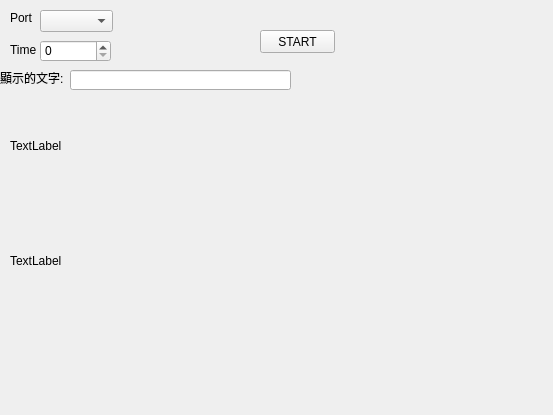
This is leddisp/mainwindow.ui in bboy910225/qtLedProject as Qt 5 draws it before an edit. The edited form follows.
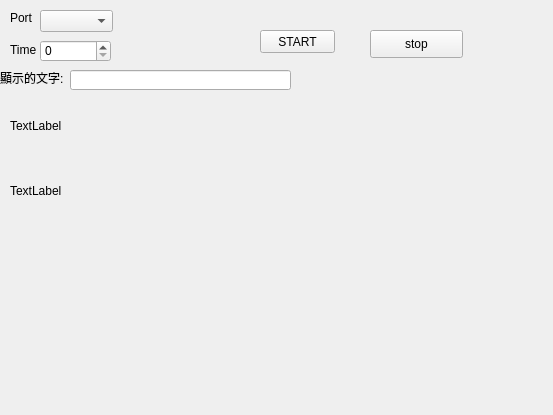
This is the edited form.

Patch:
```diff
--- a/leddisp/mainwindow.ui
+++ b/leddisp/mainwindow.ui
@@ -61,9 +61,9 @@
     <property name="geometry">
      <rect>
       <x>10</x>
-      <y>190</y>
-      <width>451</width>
-      <height>141</height>
+      <y>160</y>
+      <width>121</width>
+      <height>61</height>
      </rect>
     </property>
     <property name="text">
@@ -74,7 +74,7 @@
     <property name="geometry">
      <rect>
       <x>10</x>
-      <y>120</y>
+      <y>100</y>
       <width>221</width>
       <height>51</height>
      </rect>
@@ -122,6 +122,19 @@
      <string>Time</string>
     </property>
    </widget>
+   <widget class="QPushButton" name="m_stopbutton">
+    <property name="geometry">
+     <rect>
+      <x>370</x>
+      <y>30</y>
+      <width>93</width>
+      <height>28</height>
+     </rect>
+    </property>
+    <property name="text">
+     <string>stop</string>
+    </property>
+   </widget>
   </widget>
  </widget>
  <layoutdefault spacing="6" margin="11"/>
```
